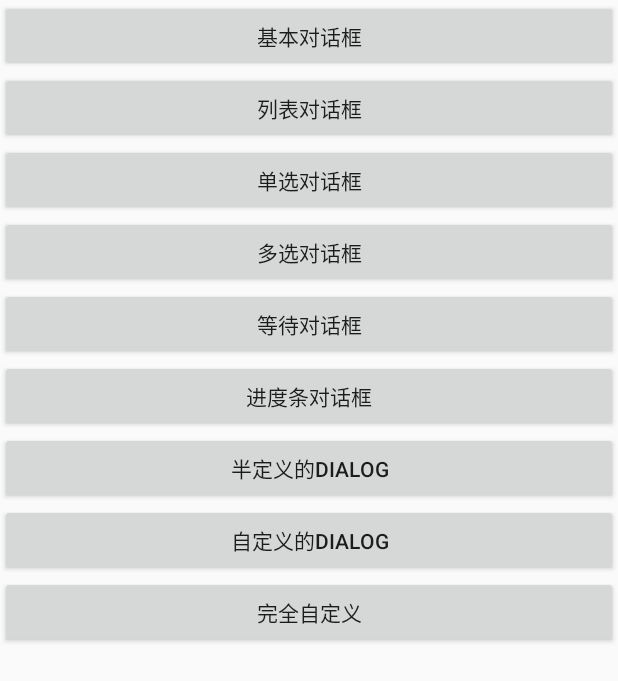
After one commit to wdand/AstudyDemo, an Android app: the CustomDialogAct screen opened directly, with no data from a screen before it, on a phone screen of 412 x 824 dp. The commit adds this screen. Shown: the top 681 px of the screen. Run offline under Robolectric (Android 15) with nearby library versions, the phone set to English and light mode, and no system bars; libraries missing offline, so code that uses them is left out: com.alibaba.android.

Commit message:
Dialog使用

```diff
--- a/app/build.gradle
+++ b/app/build.gradle
@@ -36,7 +36,7 @@ android {
 dependencies {
     implementation fileTree(dir: 'libs', include: ['*.jar'])
     implementation 'androidx.appcompat:appcompat:1.1.0'
-    implementation 'androidx.constraintlayout:constraintlayout:1.1.3'
+    implementation "androidx.constraintlayout:constraintlayout:2.0.0-beta7"
     implementation 'androidx.legacy:legacy-support-v4:1.0.0'
     testImplementation 'junit:junit:4.12'
     androidTestImplementation 'androidx.test.ext:junit:1.1.1'
--- a/app/src/main/AndroidManifest.xml
+++ b/app/src/main/AndroidManifest.xml
@@ -1,7 +1,9 @@
 <?xml version="1.0" encoding="utf-8"?>
 <manifest xmlns:android="http://schemas.android.com/apk/res/android"
     package="com.example.studydemo">
+
     <uses-permission android:name="android.permission.INTERNET" />
+
     <application
         android:allowBackup="true"
         android:icon="@mipmap/ic_launcher"
@@ -9,7 +11,9 @@
         android:roundIcon="@mipmap/ic_launcher_round"
         android:supportsRtl="true"
         android:theme="@style/AppTheme">
-        <activity android:name=".recycleviewdemo.RecycleViewDeleteAct"></activity>
+        <activity android:name=".customwidget.customdialog.CustomDialogAct"></activity>
+        <activity android:name=".layoutdemo.ConstraintLayoutAct" />
+        <activity android:name=".recycleviewdemo.RecycleViewDeleteAct" />
         <activity android:name=".bottomnavigations.HelloWorld" />
         <activity android:name=".bottomnavigations.RadiobuttonAndFragmentAct" />
         <activity android:name=".bottomnavigations.ViewPageAndRadioGroupAct" />
--- a/app/src/main/java/com/example/studydemo/ArouterConstants.java
+++ b/app/src/main/java/com/example/studydemo/ArouterConstants.java
@@ -6,5 +6,6 @@ public class ArouterConstants {
     public static final String BOTTOM_NAVIGATIONVIEW_ACT = "/bottomNavigationAvt/bottomNavigationAvt";
     public static final String VIEWPAGE_AND_RADIOBUTTON = "/viewPageAndRadioButton/viewPageAndRadioButton";
     public static final String RECYCLEVIEW_DETETEDEMO = "/recycleViewDemoAct/recycleViewDemoAct";
+    public static final String CUSTOMDIALOT_ACT = "/customDialogAct/customDialogAct";
 
 }
--- /dev/null
+++ b/app/src/main/java/com/example/studydemo/customwidget/customdialog/MyDialog.java
@@ -0,0 +1,63 @@
+package com.example.studydemo.customwidget.customdialog;
+
+import android.app.Activity;
+import android.app.Dialog;
+import android.content.Context;
+import android.os.Bundle;
+import android.view.Display;
+import android.view.Gravity;
+import android.view.View;
+import android.view.Window;
+import android.view.WindowManager;
+
+import com.example.studydemo.R;
+
+public class MyDialog extends Dialog implements View.OnClickListener{
+    //在构造方法里提前加载了样式
+    private Context context;//上下文
+    private int layoutResID;//布局文件id
+    private int[] listenedItem;//监听的控件id
+    public MyDialog(Context context,int layoutResID,int[] listenedItem){
+        super(context, R.style.MyDialog);//加载dialog的样式
+        this.context = context;
+        this.layoutResID = layoutResID;
+        this.listenedItem = listenedItem;
+    }
+
+    @Override
+    protected void onCreate(Bundle savedInstanceState) {
+        super.onCreate(savedInstanceState);
+        //提前设置Dialog的一些样式
+        Window dialogWindow = getWindow();
+        dialogWindow.setGravity(Gravity.CENTER);//设置dialog显示居中
+        //dialogWindow.setWindowAnimations();设置动画效果
+        setContentView(layoutResID);
+
+
+        WindowManager windowManager = ((Activity)context).getWindowManager();
+        Display display = windowManager.getDefaultDisplay();
+        WindowManager.LayoutParams lp = getWindow().getAttributes();
+        lp.width = display.getWidth()*4/5;// 设置dialog宽度为屏幕的4/5
+        getWindow().setAttributes(lp);
+        setCanceledOnTouchOutside(true);//点击外部Dialog消失
+        //遍历控件id添加点击注册
+        for(int id:listenedItem){
+            findViewById(id).setOnClickListener(this);
+        }
+    }
+    private OnCenterItemClickListener listener;
+    public interface OnCenterItemClickListener {
+        void OnCenterItemClick(MyDialog dialog, View view);
+    }
+    //很明显我们要在这里面写个接口，然后添加一个方法
+    public void setOnCenterItemClickListener(OnCenterItemClickListener listener) {
+        this.listener = listener;
+    }
+
+
+    @Override
+    public void onClick(View v) {
+        dismiss();//注意：我在这里加了这句话，表示只要按任何一个控件的id,弹窗都会消失，不管是确定还是取消。
+        listener.OnCenterItemClick(this,v);
+    }
+}
--- /dev/null
+++ b/app/src/main/res/layout/activity_custom_dialog.xml
@@ -0,0 +1,58 @@
+<?xml version="1.0" encoding="utf-8"?>
+<LinearLayout xmlns:android="http://schemas.android.com/apk/res/android"
+    xmlns:app="http://schemas.android.com/apk/res-auto"
+    xmlns:tools="http://schemas.android.com/tools"
+    android:layout_width="match_parent"
+    android:layout_height="match_parent"
+    tools:context=".customwidget.customdialog.CustomDialogAct"
+    android:orientation="vertical">
+
+    <Button
+        android:id="@+id/btn_1"
+        android:layout_width="match_parent"
+        android:layout_height="wrap_content"
+        android:text="基本对话框"/>
+
+    <Button
+        android:id="@+id/btn_2"
+        android:layout_width="match_parent"
+        android:layout_height="wrap_content"
+        android:text="列表对话框"/>
+    <Button
+        android:id="@+id/btn_3"
+        android:layout_width="match_parent"
+        android:layout_height="wrap_content"
+        android:text="单选对话框"/>
+    <Button
+        android:id="@+id/btn_4"
+        android:layout_width="match_parent"
+        android:layout_height="wrap_content"
+        android:text="多选对话框"/>
+    <Button
+        android:id="@+id/btn_5"
+        android:layout_width="match_parent"
+        android:layout_height="wrap_content"
+        android:text="等待对话框"/>
+    <Button
+        android:id="@+id/btn_6"
+        android:layout_width="match_parent"
+        android:layout_height="wrap_content"
+        android:text="进度条对话框"/>
+    <Button
+        android:id="@+id/btn_7"
+        android:layout_width="match_parent"
+        android:layout_height="wrap_content"
+        android:text="半定义的dialog"/>
+    <Button
+        android:id="@+id/btn_8"
+        android:layout_width="match_parent"
+        android:layout_height="wrap_content"
+        android:text="自定义的dialog"/>
+    <Button
+        android:id="@+id/btn_9"
+        android:layout_width="match_parent"
+        android:layout_height="wrap_content"
+        android:text="完全自定义"/>
+
+
+</LinearLayout>
--- a/app/src/main/res/layout/activity_main.xml
+++ b/app/src/main/res/layout/activity_main.xml
@@ -9,6 +9,8 @@
    <ListView
        android:id="@+id/main_listView"
        android:layout_width="match_parent"
+       android:divider="#000000"
+       android:dividerHeight="1dp"
        android:layout_height="match_parent">
    </ListView>
 
--- a/app/src/main/res/layout/item_rec_view.xml
+++ b/app/src/main/res/layout/item_rec_view.xml
@@ -11,7 +11,6 @@
         android:layout_width="match_parent"
         android:layout_height="70dp"
         qdx:isLeftMenu="false">
-
         <LinearLayout
             android:id="@+id/item_content"
             android:layout_width="match_parent"
@@ -29,7 +28,6 @@
                 android:orientation="vertical"
                 android:paddingBottom="10dp"
                 android:paddingTop="10dp">
-
                 <TextView
                     android:id="@+id/item_tv_title"
                     android:layout_width="match_parent"
@@ -39,7 +37,6 @@
                     android:textColor="#000"
                     android:textSize="18sp"
                     tools:text="雷军" />
-
                 <TextView
                     android:id="@+id/item_tv_subTitle"
                     android:layout_width="match_parent"
--- a/app/src/main/res/values/styles.xml
+++ b/app/src/main/res/values/styles.xml
@@ -22,4 +22,19 @@
         <item name="android:textSize">14sp</item>
         <item name="android:textColor">@color/tab_text_color_selector</item>
     </style>
+
+    <!--自定义dialog-->
+    <style name="MyDialog" parent="Animation.AppCompat.Dialog">
+        <!--背景颜色及和透明程度-->
+        <item name="android:windowBackground">@android:color/transparent</item>
+        <!--是否去除标题 -->
+        <item name="android:windowNoTitle">true</item>
+        <!--是否去除边框-->
+        <item name="android:windowFrame">@null</item>
+        <!--是否浮现在activity之上-->
+        <item name="android:windowIsFloating">true</item>
+        <!--是否模糊-->
+        <item name="android:backgroundDimEnabled">false</item>
+    </style>
+
 </resources>
```
Also changed, not shown: app/src/main/java/com/example/studydemo/MainActivity.java (+8 -3 lines), app/src/main/java/com/example/studydemo/customwidget/customdialog/CustomDialogAct.java (added, +356 -0 lines), app/src/main/java/com/example/studydemo/layoutdemo/ConstraintLayoutAct.java (added, +17 -0 lines), app/src/main/java/com/example/studydemo/recycleviewdemo/RecAdapter.java (+7 -0 lines), app/src/main/res/layout/activity_constraint_layout.xml (added, +19 -0 lines), app/src/main/res/layout/dialog_1.xml (added, +19 -0 lines), app/src/main/res/layout/dialog_2.xml (added, +31 -0 lines), app/src/main/res/drawable/actor.jpg (added).
